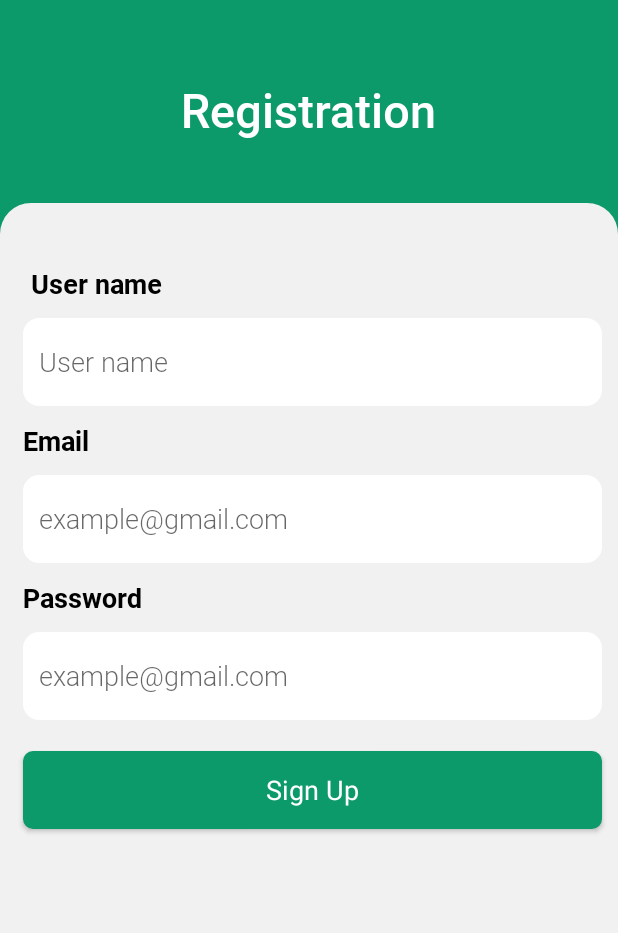
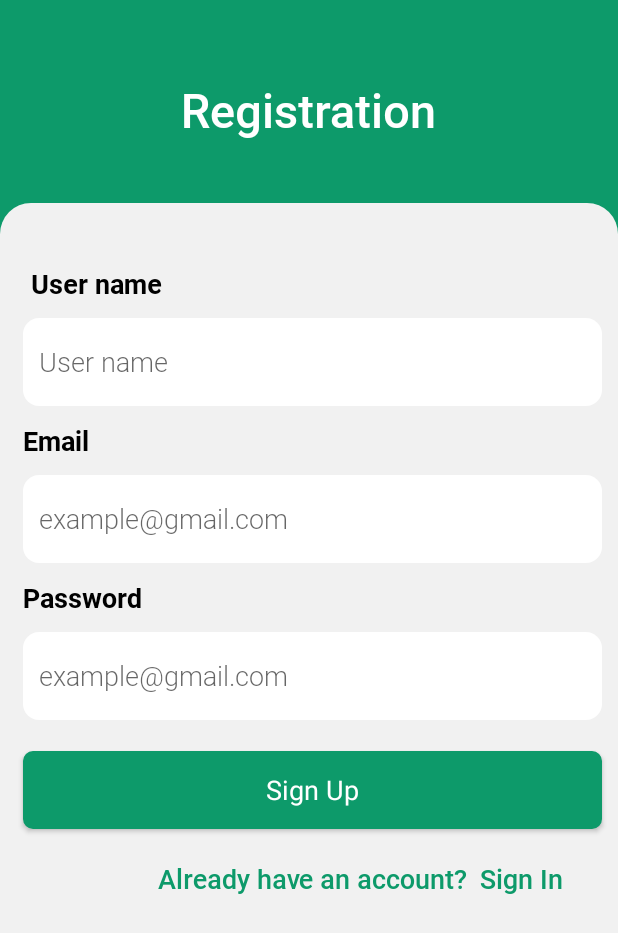
Before and after one commit to nazmulcse247/BD-Dcototor-Hub, an Android app: the RegistrationFragment screen opened through its navigation route, on a phone screen of 412 x 824 dp. Shown: the top 933 px of the screen. Run offline under Robolectric (Android 15) with nearby library versions, the phone set to English and light mode, and no system bars; our stand-ins replace Dagger/Hilt's generated code, Firebase (no records; nobody signed in at launch, a user with empty details on screens opened directly), sdp/ssp sizes; 1 statement that could not run was skipped.

Commit message:
sign in sign up done

```diff
--- a/app/src/main/java/com/homairaahmed/bddoctorhub/ui/fragment/LoginFragment.kt
+++ b/app/src/main/java/com/homairaahmed/bddoctorhub/ui/fragment/LoginFragment.kt
@@ -69,7 +69,7 @@ class LoginFragment : Fragment() {
     }
 
     private fun onClickListener() {
-        binding.tvDontHaveAccount.setOnClickListener{
+        binding.tvDontHaveAccountSingUp.setOnClickListener{
             findNavController().navigate(R.id.action_loginFragment_to_registrationFragment)
         }
 
--- a/app/src/main/java/com/homairaahmed/bddoctorhub/ui/fragment/RegistrationFragment.kt
+++ b/app/src/main/java/com/homairaahmed/bddoctorhub/ui/fragment/RegistrationFragment.kt
@@ -10,6 +10,7 @@ import androidx.fragment.app.viewModels
 import androidx.lifecycle.ViewModelProvider
 import androidx.lifecycle.coroutineScope
 import androidx.lifecycle.lifecycleScope
+import androidx.navigation.Navigation.findNavController
 import com.homairaahmed.bddoctorhub.R
 import com.homairaahmed.bddoctorhub.data.Resource
 import com.homairaahmed.bddoctorhub.data.User
@@ -50,6 +51,7 @@ class RegistrationFragment : Fragment() {
     override fun onViewCreated(view: View, savedInstanceState: Bundle?) {
         super.onViewCreated(view, savedInstanceState)
 
+        onClickListener()
 
         lifecycle.coroutineScope.launchWhenCreated {
             authViewModel.user.collect {
@@ -86,6 +88,9 @@ class RegistrationFragment : Fragment() {
 
     }
 
+    private fun onClickListener() {
+        TODO("Not yet implemented")
+    }
 
 
 }
--- a/app/src/main/res/layout/fragment_login.xml
+++ b/app/src/main/res/layout/fragment_login.xml
@@ -135,6 +135,20 @@
             app:layout_constraintEnd_toEndOf="@id/btn_login"
             />
 
+        <TextView
+            android:id="@+id/tv_dont_have_account_sing_up"
+            android:layout_width="wrap_content"
+            android:layout_height="wrap_content"
+            android:text="Sign Up"
+            android:textSize="@dimen/_14ssp"
+            android:textColor="@color/green_A700"
+            android:fontFamily="@font/roboto_medium"
+            android:layout_marginStart="@dimen/_6sdp"
+            app:layout_constraintStart_toEndOf="@+id/tv_dont_have_account"
+            app:layout_constraintTop_toTopOf="@+id/tv_dont_have_account"
+            app:layout_constraintBottom_toBottomOf="@+id/tv_dont_have_account"
+            />
+
         <ProgressBar
             android:id="@+id/progressBar"
             android:layout_width="wrap_content"
--- a/app/src/main/res/layout/fragment_registration.xml
+++ b/app/src/main/res/layout/fragment_registration.xml
@@ -139,6 +139,36 @@
             app:layout_constraintEnd_toEndOf="@id/et_user_password"
             />
 
+        <TextView
+            android:id="@+id/tv_ready_have_account"
+            android:layout_width="wrap_content"
+            android:layout_height="wrap_content"
+            android:text="@string/already_have_an_account"
+            android:textSize="@dimen/_14ssp"
+            android:textColor="@color/green_A700"
+            android:fontFamily="@font/roboto_medium"
+            android:layout_marginTop="@dimen/_16sdp"
+            app:layout_constraintTop_toBottomOf="@id/btn_sign_up"
+            app:layout_constraintStart_toStartOf="@id/btn_sign_up"
+            app:layout_constraintEnd_toEndOf="@id/btn_sign_up"
+            />
+
+        <TextView
+            android:id="@+id/tv_ready_have_account_sing_in"
+            android:layout_width="wrap_content"
+            android:layout_height="wrap_content"
+            android:text="Sign In"
+            android:textSize="@dimen/_14ssp"
+            android:textColor="@color/green_A700"
+            android:fontFamily="@font/roboto_medium"
+            android:layout_marginStart="@dimen/_6sdp"
+            app:layout_constraintStart_toEndOf="@+id/tv_ready_have_account"
+            app:layout_constraintTop_toTopOf="@+id/tv_ready_have_account"
+            app:layout_constraintBottom_toBottomOf="@+id/tv_ready_have_account"
+            />
+
+
+
         <ProgressBar
             android:id="@+id/progressBar"
             android:layout_width="wrap_content"
--- a/app/src/main/res/navigation/nav_graph.xml
+++ b/app/src/main/res/navigation/nav_graph.xml
@@ -24,5 +24,11 @@
         android:id="@+id/registrationFragment"
         android:name="com.homairaahmed.bddoctorhub.ui.fragment.RegistrationFragment"
         android:label="fragment_registration"
-        tools:layout="@layout/fragment_registration" />
+        tools:layout="@layout/fragment_registration" >
+        <action
+            android:id="@+id/action_registrationFragment_to_loginFragment"
+            app:destination="@id/loginFragment"
+            app:popUpTo="@id/loginFragment"
+            app:popUpToInclusive="true" />
+    </fragment>
 </navigation>
--- a/app/src/main/res/values/strings.xml
+++ b/app/src/main/res/values/strings.xml
@@ -9,4 +9,5 @@
     <string name="forgot_your_password">Forgot Your Password ?</string>
     <string name="don_t_have_account">Don\'t have account ?</string>
     <string name="user_name">User name</string>
+    <string name="already_have_an_account">Already have an account?</string>
 </resources>
```
